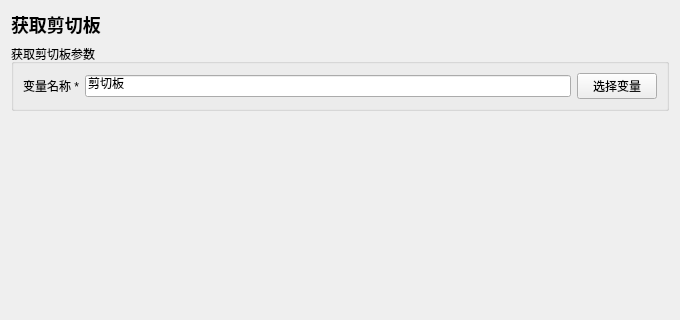
714248411/AnClicker, file instructions/获取变量/获取剪切板/获取剪切板.ui: the form before one commit; both pictures show x 0 to 680 and y 0 to 320 of the 680 by 700 pixel window.
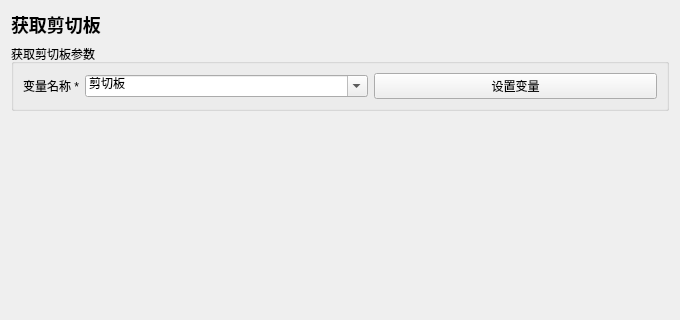
The form after the commit.

Patch:
```diff
--- a/instructions/获取变量/获取剪切板/获取剪切板.ui
+++ b/instructions/获取变量/获取剪切板/获取剪切板.ui
@@ -3,7 +3,7 @@
 <property name="geometry"><rect><x>0</x><y>0</y><width>680</width><height>700</height></rect></property><property name="minimumSize"><size><width>560</width><height>480</height></size></property><property name="windowTitle"><string>获取剪切板</string></property>
 <layout class="QVBoxLayout" name="rootLayout">
 <item><widget class="QLabel" name="titleLabel"><property name="text"><string>获取剪切板</string></property><property name="styleSheet"><string>font-size: 18px; font-weight: 600;</string></property></widget></item>
-<item><widget class="QGroupBox" name="parameterGroupBox"><property name="title"><string>获取剪切板参数</string></property><layout class="QFormLayout" name="parameterFormLayout"><item row="0" column="0"><widget class="QLabel" name="parameterLabel_0"><property name="text"><string>变量名称 *</string></property></widget></item><item row="0" column="1"><widget class="QWidget" name="parameterContainer_0" native="true"><layout class="QHBoxLayout" name="parameterLayout_0"><property name="leftMargin"><number>0</number></property><property name="topMargin"><number>0</number></property><property name="rightMargin"><number>0</number></property><property name="bottomMargin"><number>0</number></property><item><widget class="QLineEdit" name="parameter_0"><property name="text"><string>剪切板</string></property></widget></item><item><widget class="QPushButton" name="auxiliary_0"><property name="text"><string>选择变量</string></property></widget></item></layout></widget></item></layout></widget></item>
+<item><widget class="QGroupBox" name="parameterGroupBox"><property name="title"><string>获取剪切板参数</string></property><layout class="QFormLayout" name="parameterFormLayout"><item row="0" column="0"><widget class="QLabel" name="parameterLabel_0"><property name="text"><string>变量名称 *</string></property></widget></item><item row="0" column="1"><widget class="QWidget" name="parameterContainer_0" native="true"><layout class="QHBoxLayout" name="parameterLayout_0"><property name="leftMargin"><number>0</number></property><property name="topMargin"><number>0</number></property><property name="rightMargin"><number>0</number></property><property name="bottomMargin"><number>0</number></property><item><widget class="QComboBox" name="parameter_0"><property name="editable"><bool>true</bool></property><item><property name="text"><string>剪切板</string></property></item></widget></item><item><widget class="QPushButton" name="auxiliary_0"><property name="text"><string>设置变量</string></property></widget></item></layout></widget></item></layout></widget></item>
 <item><spacer name="verticalSpacer"><property name="orientation"><enum>Qt::Vertical</enum></property><property name="sizeHint" stdset="0"><size><width>20</width><height>20</height></size></property></spacer></item>
 <item><widget class="QGroupBox" name="commonGroupBox"><property name="title"><string>通用参数</string></property><layout class="QFormLayout" name="commonFormLayout">
 <item row="0" column="0"><widget class="QLabel" name="repeatLabel"><property name="text"><string>重复次数</string></property></widget></item><item row="0" column="1"><widget class="QSpinBox" name="repeatSpinBox"><property name="minimum"><number>1</number></property><property name="maximum"><number>999999</number></property><property name="value"><number>1</number></property></widget></item>
```
